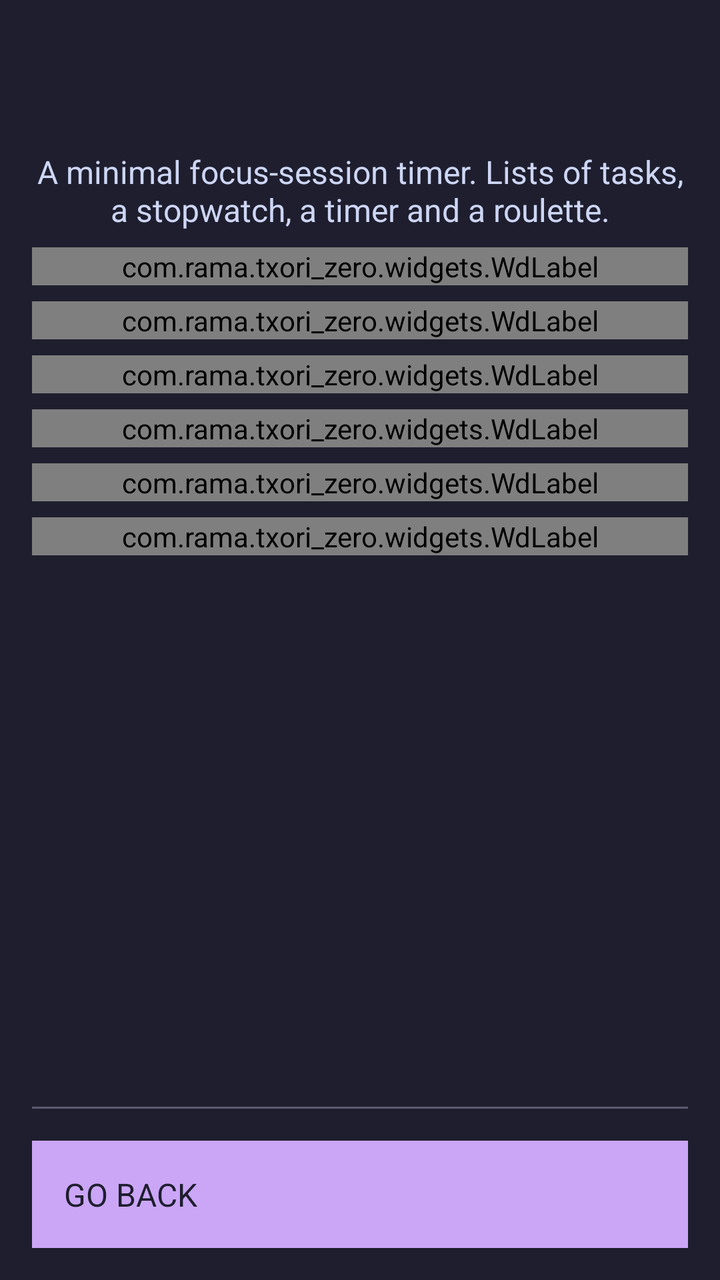
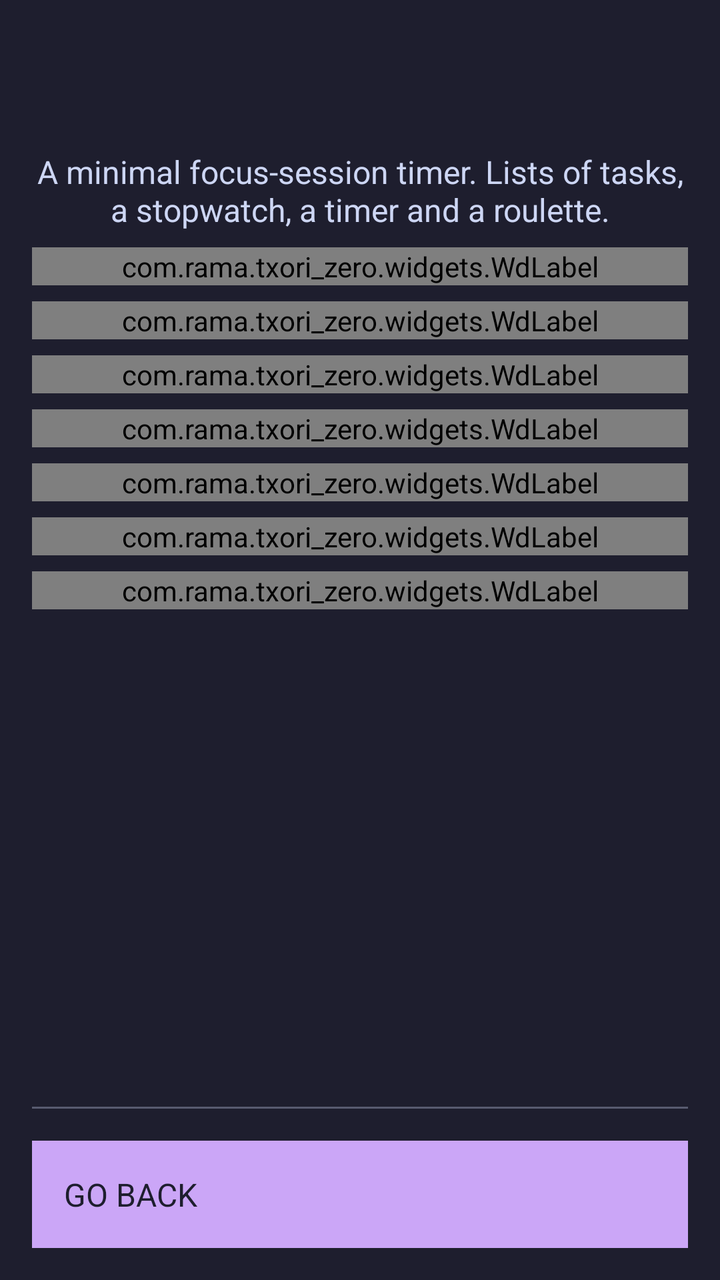

Screens rendered from an Android XML layout before and after an edit, with the pre-edit source and the edit as a unified diff.
<!-- AndroidManifest.xml: application theme Theme.TxoriZero -->
<!-- res/layout/activity_about.xml -->
<?xml version="1.0" encoding="utf-8"?>
<LinearLayout xmlns:android="http://schemas.android.com/apk/res/android"
    xmlns:app="http://schemas.android.com/apk/res-auto"
    android:id="@+id/root"
    style="@style/VerticalList"
    android:layout_height="match_parent"
    android:background="@color/base"
    android:paddingLeft="16dp"
    android:paddingTop="16dp"
    android:paddingRight="16dp"
    android:paddingBottom="16dp">

    <LinearLayout
        style="@style/VerticalList"
        android:gravity="center_horizontal">

        <View style="@style/SeparatorListHorizontal" />

        <TextView
            android:id="@+id/name_version"
            android:textColor="@color/accent"
            style="@style/H2_Center" />

        <View style="@style/SeparatorListHorizontal" />

        <TextView
            android:id="@+id/app_description"
            style="@style/Text_Center"
            android:text="@string/app_desc" />

        <View style="@style/SeparatorListHorizontal" />
    </LinearLayout>

    <ScrollView
        android:layout_width="match_parent"
        android:layout_height="0dp"
        android:layout_weight="1"
        android:background="@android:color/transparent"
        android:cacheColorHint="@android:color/transparent"
        android:fadingEdge="none"
        android:fillViewport="true"
        android:overScrollMode="never"
        android:scrollbars="none">

        <LinearLayout style="@style/VerticalList">

            <LinearLayout
                style="@style/VerticalList"
                android:gravity="center_horizontal">

                <LinearLayout
                    android:id="@+id/claims"
                    style="@style/VerticalList">

                    <com.rama.txori_zero.widgets.WdLabel
                        style="@style/BlockFlow"
                        app:icon="@drawable/px_check"
                        app:text="@string/app_claims_min_api" />

                    <View style="@style/SeparatorListHorizontal" />

                    <com.rama.txori_zero.widgets.WdLabel
                        style="@style/BlockFlow"
                        app:icon="@drawable/px_check"
                        app:text="@string/app_claims_ads_desc" />

                    <View style="@style/SeparatorListHorizontal" />

                    <com.rama.txori_zero.widgets.WdLabel
                        style="@style/BlockFlow"
                        app:icon="@drawable/px_check"
                        app:text="@string/app_claims_background_tasks_desc" />

                    <View style="@style/SeparatorListHorizontal" />

                    <com.rama.txori_zero.widgets.WdLabel
                        style="@style/BlockFlow"
                        app:icon="@drawable/px_check"
                        app:text="@string/app_claims_trackers_desc" />

                    <View style="@style/SeparatorListHorizontal" />

                    <com.rama.txori_zero.widgets.WdLabel
                        style="@style/BlockFlow"
                        app:icon="@drawable/px_check"
                        app:text="@string/app_claims_offline_desc" />

                    <View style="@style/SeparatorListHorizontal" />

                    <com.rama.txori_zero.widgets.WdLabel
                        style="@style/BlockFlow"
                        app:icon="@drawable/px_check"
                        app:text="@string/license_gpl3" />
                </LinearLayout>
            </LinearLayout>
        </LinearLayout>
    </ScrollView>

    <View style="@style/Separator" />

    <Button
        android:id="@+id/go_back"
        style="@style/BTN"
        android:text="@string/btn_go_back" />
</LinearLayout>
<!-- resources referenced by this layout -->
<resources>
  <color name="accent">#CBA6F7</color>
  <color name="base">#1E1E2E</color>
  <!-- drawable px_check (drawable) -->
  <vector xmlns:android="http://schemas.android.com/apk/res/android"
      android:width="24dp"
      android:height="24dp"
      android:viewportWidth="24"
      android:viewportHeight="24">
    <path
        android:fillColor="#CBDECD"
        android:pathData="M19,9l0,1l-1,0l0,1l-1,0l0,1l-1,0l0,1l-1,0l0,1l-1,0l0,1l-1,0l0,1l-1,0l0,1l-2,0l0,-1l-1,0l0,-1l-1,0l0,-1l-1,0l0,-1l-1,0l0,-1l1,0l0,-1l1,0l0,1l1,0l0,1l1,0l0,1l2,0l0,-1l1,0l0,-1l1,0l0,-1l1,0l0,-1l1,0l0,-1l1,0l0,-1l1,0l0,1l1,0z"/>
  </vector>
  <string name="app_claims_ads_desc">No Ads</string>
  <string name="app_claims_background_tasks_desc">No Background Activity</string>
  <string name="app_claims_min_api">Supports Android 2.0 and Later</string>
  <string name="app_claims_offline_desc">Works Completely Offline</string>
  <string name="app_claims_trackers_desc">No Tracking</string>
  <string name="app_desc">A minimal focus-session timer. Lists of tasks, a stopwatch, a timer and a roulette.</string>
  <string name="btn_go_back">GO BACK</string>
  <string name="license_gpl3" translatable="false">GPL 3.0</string>
  <style name="BTN" parent="BlockFlow">
          <item name="android:padding">16dp</item>
          <item name="android:textColor">@color/base</item>
          <item name="android:textSize">@dimen/text</item>
          <item name="android:background">@color/accent</item>
      </style>
  <style name="BlockFlow">
          <item name="android:layout_width">match_parent</item>
          <item name="android:layout_height">wrap_content</item>
      </style>
  <style name="H2_Center" parent="H2">
          <item name="android:gravity">center</item>
      </style>
  <style name="Separator">
          <item name="android:layout_width">match_parent</item>
          <item name="android:layout_height">1dp</item>
          <item name="android:background">@color/disabled</item>
          <item name="android:layout_marginTop">16dp</item>
          <item name="android:layout_marginBottom">16dp</item>
      </style>
  <style name="SeparatorListHorizontal">
          <item name="android:layout_width">@dimen/space_between_elements</item>
          <item name="android:layout_height">@dimen/space_between_elements</item>
      </style>
  <style name="Text_Center" parent="Text">
          <item name="android:gravity">center</item>
      </style>
  <style name="VerticalList" parent="BlockFlow">
          <item name="android:orientation">vertical</item>
      </style>
  <style name="Theme.TxoriZero" parent="@android:style/Theme.Black.NoTitleBar">
          <item name="android:windowBackground">@color/base</item>
          <item name="android:textColor">@color/text</item>
      </style>
  <dimen name="text">16sp</dimen>
  <style name="H2" parent="BlockFlow">
          <item name="android:textColor">@color/text</item>
          <item name="android:textSize">@dimen/h2</item>
      </style>
  <color name="disabled">#585B70</color>
  <dimen name="space_between_elements">8dp</dimen>
  <style name="Text" parent="BlockFlow">
          <item name="android:textColor">@color/text</item>
          <item name="android:textSize">@dimen/text</item>
      </style>
  <color name="text">#CDD6F4</color>
  <dimen name="h2">32sp</dimen>
</resources>

<!-- the commit's change to res/layout/activity_about.xml (unified diff, before → after) -->
@@ -55,6 +55,13 @@
                     <com.rama.txori_zero.widgets.WdLabel
                         style="@style/BlockFlow"
                         app:icon="@drawable/px_check"
+                        app:text="@string/app_claims_size" />
+
+                    <View style="@style/SeparatorListHorizontal" />
+
+                    <com.rama.txori_zero.widgets.WdLabel
+                        style="@style/BlockFlow"
+                        app:icon="@drawable/px_check"
                         app:text="@string/app_claims_min_api" />
 
                     <View style="@style/SeparatorListHorizontal" />
<!-- resource entries referenced after the edit -->
@@ -16,6 +16,7 @@
   <string name="app_claims_background_tasks_desc">No Background Activity</string>
   <string name="app_claims_min_api">Supports Android 2.0 and Later</string>
   <string name="app_claims_offline_desc">Works Completely Offline</string>
+  <string name="app_claims_size">From 100 to 170 KB</string>
   <string name="app_claims_trackers_desc">No Tracking</string>
   <string name="app_desc">A minimal focus-session timer. Lists of tasks, a stopwatch, a timer and a roulette.</string>
   <string name="btn_go_back">GO BACK</string>
